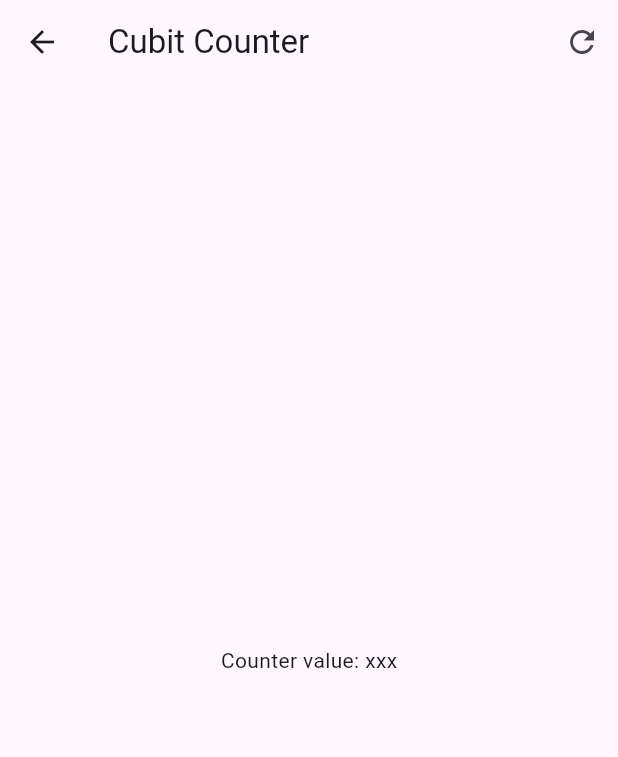
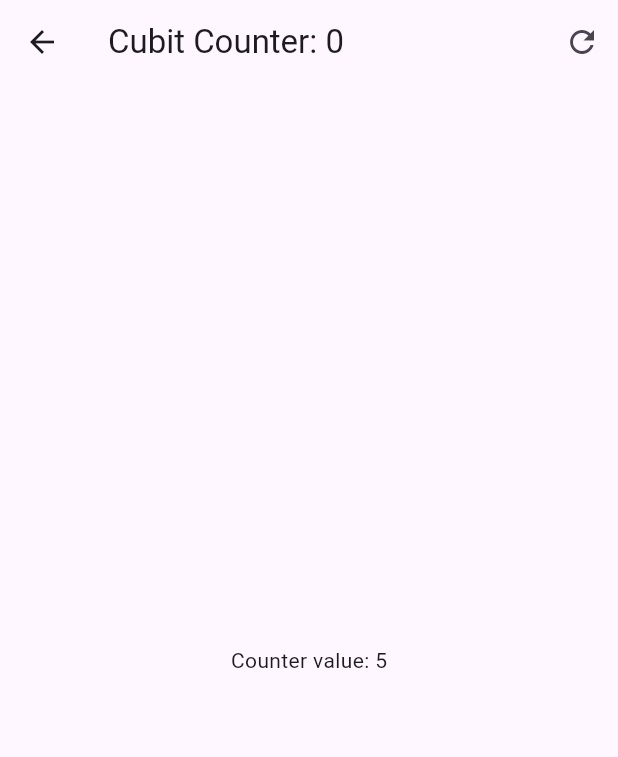
Before and after one commit to mau-14/FormApp, a Flutter app: the screen it shows after launch, after a tap on "cubits", on a phone screen of 412 x 824 dp. Shown: the top 757 px of the screen. Run offline on Flutter 3.47's test engine with Material 3 defaults, Android fonts, the phone set to English and light mode, and no system bars; our stand-ins replace bloc, flutter_bloc, go_router.

Commit message:
consumo de funciones del cubit

```diff
--- a/lib/presentation/blocs/counter_cubit/counter_cubit.dart
+++ b/lib/presentation/blocs/counter_cubit/counter_cubit.dart
@@ -16,6 +16,6 @@ class CounterCubit extends Cubit<CounterState> {
   }
 
   void reset() {
-    emit(state.copyWith(counter: 0));
+    emit(state.copyWith(counter: 0, transactionCount: 0));
   }
 }
--- a/lib/presentation/screens/cubit_counter_screen.dart
+++ b/lib/presentation/screens/cubit_counter_screen.dart
@@ -9,45 +9,54 @@ class CubitCounterScreen extends StatelessWidget {
   Widget build(BuildContext context) {
     return BlocProvider(
       create: (_) => CounterCubit(),
-      child: _CubitCounterView(),
+      child: const _CubitCounterView(),
     );
   }
 }
 
 class _CubitCounterView extends StatelessWidget {
-  const _CubitCounterView({super.key});
+  const _CubitCounterView();
 
   @override
   Widget build(BuildContext context) {
+    final counterState = context.watch<CounterCubit>().state;
+
     return Scaffold(
       appBar: AppBar(
-        title: const Text('Cubit Counter'),
+        title: Text('Cubit Counter: ${counterState.transactionCount}'),
         actions: [
           IconButton(
-            onPressed: () => {},
+            onPressed: () => {context.read<CounterCubit>().reset()},
             icon: const Icon(Icons.refresh_outlined),
           ),
         ],
       ),
-      body: const Center(child: Text('Counter value: xxx')),
+      body: Center(
+        child: BlocBuilder<CounterCubit, CounterState>(
+          // buildWhen: (previous, current) => current.counter != previous.counter,
+          builder: (context, state) {
+            return Text('Counter value: ${state.counter}');
+          },
+        ),
+      ),
       floatingActionButton: Column(
         mainAxisAlignment: MainAxisAlignment.end,
         children: [
           FloatingActionButton(
             heroTag: 1,
-            onPressed: () => {},
+            onPressed: () => {context.read<CounterCubit>().increaseBy(3)},
             child: const Text('+3'),
           ),
           const SizedBox(height: 15),
           FloatingActionButton(
             heroTag: 2,
-            onPressed: () => {},
+            onPressed: () => {context.read<CounterCubit>().increaseBy(2)},
             child: const Text('+2'),
           ),
           const SizedBox(height: 15),
           FloatingActionButton(
             heroTag: 3,
-            onPressed: () => {},
+            onPressed: () => {context.read<CounterCubit>().increaseBy(1)},
             child: const Text('+1'),
           ),
         ],
```
